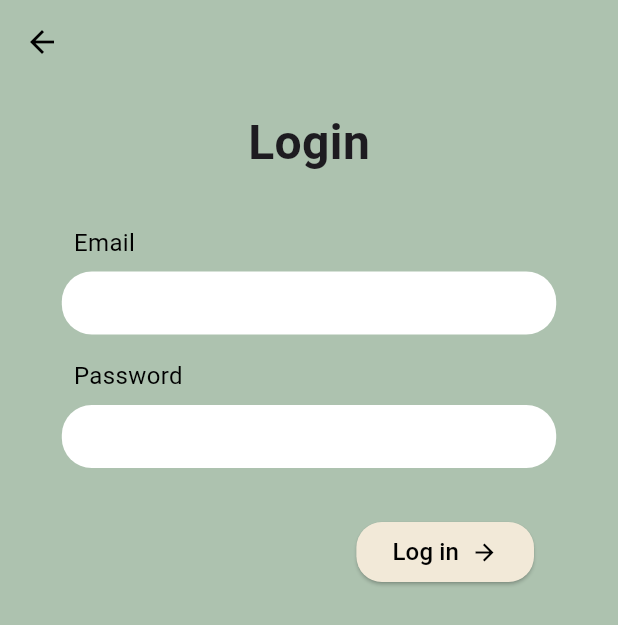
After one commit to Brandon-T-Yates/terra_tutor, a Flutter app: the LoginScreen screen opened directly, on a phone screen of 412 x 824 dp. The commit adds this screen. Shown: the top 625 px of the screen. Run offline on Flutter 3.47's test engine with Material 3 defaults, Android fonts, the phone set to English and light mode, and no system bars.

Commit message:
1. Added new login screen 2. Updated input text screen 3. Fixed screen to match sign up and figma.

```diff
--- /dev/null
+++ b/lib/Screens/login_screen.dart
@@ -0,0 +1,145 @@
+import 'package:flutter/material.dart';
+import '/Global_Elements/user_input_text_field.dart';
+
+class LoginScreen extends StatelessWidget {
+  const LoginScreen({super.key});
+
+  @override
+  Widget build(BuildContext context) {
+    final TextEditingController emailController = TextEditingController();
+    final TextEditingController passwordController = TextEditingController();
+
+    //Top nav bar
+    return Scaffold(
+      appBar: AppBar(
+        backgroundColor: const Color(0xFFADC2AF),
+        elevation: 0,
+        title:
+            const Text('signin', style: TextStyle(color: Colors.transparent)),
+        leading: IconButton(
+          icon: const Icon(Icons.arrow_back, color: Colors.black),
+          onPressed: () {
+            Navigator.of(context).pop();
+          },
+        ),
+      ),
+      //All Login elmemnts container
+      body: Container(
+        color: const Color(0xFFADC2AF),
+        child: Center(
+          child: Padding(
+            padding: const EdgeInsets.all(16.0),
+            child: Column(
+              mainAxisAlignment: MainAxisAlignment.start,
+              children: [
+                //Login text
+                const Text(
+                  'Login',
+                  style: TextStyle(
+                    fontSize: 32,
+                    fontWeight: FontWeight.bold,
+                  ),
+                ),
+                //bOX containing email text and input
+                const SizedBox(height: 32.0),
+                Column(
+                  crossAxisAlignment: CrossAxisAlignment.start,
+                  children: [
+                    //Email label
+                    const Padding(
+                      padding: EdgeInsets.only(left: 8.0),
+                      child: Text(
+                        'Email',
+                        style: TextStyle(fontSize: 16, color: Colors.black),
+                      ),
+                    ),
+                    const SizedBox(height: 8.0),
+                    //User input text box
+                    UserInputTextBox(
+                      hint: '', // No hint
+                      height: 42,
+                      width: MediaQuery.of(context).size.width * 0.80,
+                      fontColor: Colors.black,
+                      boxColor: Colors.white,
+                      borderRadius: 20.0,
+                      inputOption: UserInputOption.emailAddress,
+                      controller: emailController,
+                    ),
+                  ],
+                ),
+                // Box containing password text and input
+                const SizedBox(height: 16.0),
+                Column(
+                  crossAxisAlignment: CrossAxisAlignment.start,
+                  children: [
+                    const Padding(
+                      padding: EdgeInsets.only(left: 8.0),
+                      //Text and style for password
+                      child: Text(
+                        'Password',
+                        style: TextStyle(fontSize: 16, color: Colors.black),
+                      ),
+                    ),
+                    const SizedBox(height: 8.0),
+                    //User input password box
+                    UserInputTextBox(
+                      hint: '', // No hint
+                      height: 42.0,
+                      width: MediaQuery.of(context).size.width * 0.80,
+                      fontColor: Colors.black,
+                      boxColor: Colors.white,
+                      borderRadius: 20.0,
+                      inputOption: UserInputOption.visualPassword,
+                      controller: passwordController,
+                    ),
+                  ],
+                ),
+
+                //Login button
+                const SizedBox(height: 32.0),
+                Stack(
+                  children: [
+                    Container(
+                      width: 300,
+                      height: 60,
+                    ),
+                    Positioned(
+                      right: 0,
+                      child: ElevatedButton(
+                        onPressed: () {
+                          // Implement login functionality here
+                        },
+                        style: ElevatedButton.styleFrom(
+                          backgroundColor: const Color(0xFFF2E9D8),
+                          shape: RoundedRectangleBorder(
+                            borderRadius: BorderRadius.circular(17.0),
+                          ),
+                        ),
+                        //Log in button text
+                        child: const Row(
+                          mainAxisSize: MainAxisSize.min,
+                          children: [
+                            Text(
+                              'Log in',
+                              style: TextStyle(
+                                fontSize: 16,
+                                color: Colors.black,
+                              ),
+                            ),
+                            //Arrow image
+                            SizedBox(width: 8),
+                            Icon(Icons.arrow_forward, color: Colors.black),
+                          ],
+                        ),
+                      ),
+                    ),
+                  ],
+                ),
+              ],
+            ),
+          ),
+        ),
+      ),
+    );
+  }
+}
```
Also changed, not shown: lib/main.dart (+18 -34 lines).
